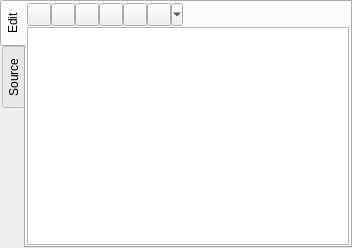
The window that src/rawjsontexteditor.ui (IoeCmcomc/MCDatapacker) describes before a commit, drawn with Qt 5.
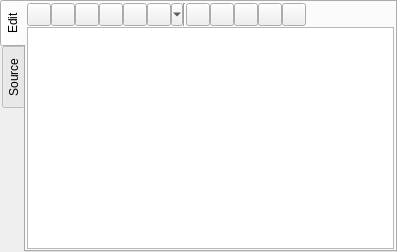
The same window after the commit. Icons and pictures are not drawn. Custom widgets are drawn as their Qt base class.

Commit message: [Impl] Add tool buttons to insert and edit text objects in RawJsonTextEditor

```diff
--- a/src/rawjsontexteditor.ui
+++ b/src/rawjsontexteditor.ui
@@ -6,8 +6,8 @@
    <rect>
     <x>0</x>
     <y>0</y>
-    <width>352</width>
-    <height>248</height>
+    <width>397</width>
+    <height>252</height>
    </rect>
   </property>
   <property name="sizePolicy">
@@ -139,6 +139,53 @@
            </property>
           </widget>
          </item>
+         <item>
+          <widget class="Line" name="line">
+           <property name="orientation">
+            <enum>Qt::Vertical</enum>
+           </property>
+          </widget>
+         </item>
+         <item>
+          <widget class="QToolButton" name="translatedTextBtn">
+           <property name="icon">
+            <iconset resource="../resource/app/app.qrc">
+             <normaloff>:/icon/object-text-translate.png</normaloff>:/icon/object-text-translate.png</iconset>
+           </property>
+          </widget>
+         </item>
+         <item>
+          <widget class="QToolButton" name="scoreboardBtn">
+           <property name="icon">
+            <iconset resource="../resource/app/app.qrc">
+             <normaloff>:/icon/object-text-scoreboard.png</normaloff>:/icon/object-text-scoreboard.png</iconset>
+           </property>
+          </widget>
+         </item>
+         <item>
+          <widget class="QToolButton" name="entityNamesBtn">
+           <property name="icon">
+            <iconset resource="../resource/app/app.qrc">
+             <normaloff>:/icon/object-text-entity.png</normaloff>:/icon/object-text-entity.png</iconset>
+           </property>
+          </widget>
+         </item>
+         <item>
+          <widget class="QToolButton" name="keyBindBtn">
+           <property name="icon">
+            <iconset resource="../resource/app/app.qrc">
+             <normaloff>:/icon/object-text-keybind.png</normaloff>:/icon/object-text-keybind.png</iconset>
+           </property>
+          </widget>
+         </item>
+         <item>
+          <widget class="QToolButton" name="snbtBtn">
+           <property name="icon">
+            <iconset resource="../resource/app/app.qrc">
+             <normaloff>:/icon/object-text-snbt.png</normaloff>:/icon/object-text-snbt.png</iconset>
+           </property>
+          </widget>
+         </item>
          <item>
           <spacer name="horizontalSpacer">
            <property name="orientation">
```
The commit also changes 13 other files.
